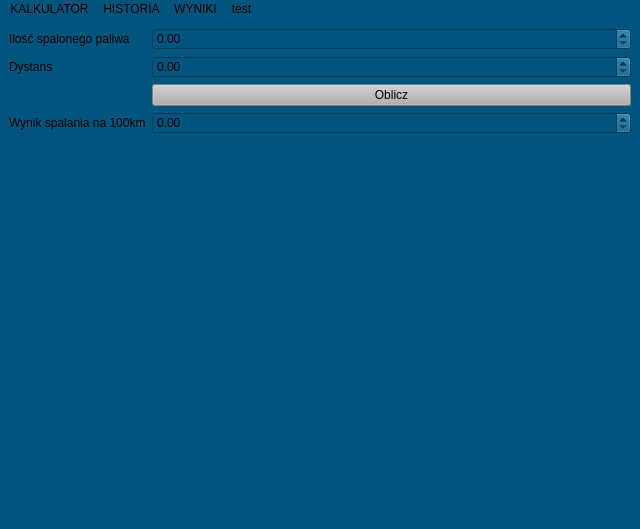
First picture: the form in mainwindow.ui, repository Pawlo14/KalkulatorSpalania, before the edit.
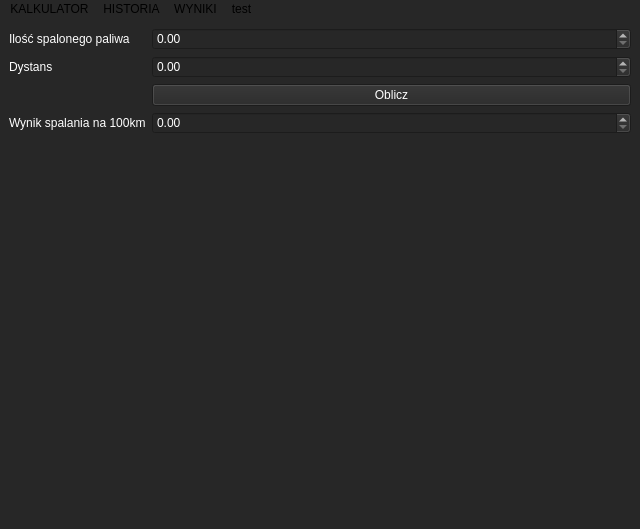
Second picture: the form after the edit.

What changed in the file:
```diff
--- a/mainwindow.ui
+++ b/mainwindow.ui
@@ -14,7 +14,7 @@
    <string>MainWindow</string>
   </property>
   <property name="styleSheet">
-   <string notr="true">background-color: rgb(0, 85, 127);</string>
+   <string notr="true">background-color: rgb(39, 39, 39);</string>
   </property>
   <widget class="QWidget" name="centralwidget">
    <layout class="QVBoxLayout" name="verticalLayout">
@@ -22,6 +22,9 @@
      <layout class="QFormLayout" name="formLayout">
       <item row="0" column="0">
        <widget class="QLabel" name="kmLabel">
+        <property name="styleSheet">
+         <string notr="true">color: rgb(255, 255, 255);</string>
+        </property>
         <property name="text">
          <string>Ilość spalonego paliwa</string>
         </property>
@@ -30,8 +33,9 @@
       <item row="3" column="1">
        <widget class="QPushButton" name="Oblicz">
         <property name="styleSheet">
-         <string notr="true">background-color: rgb(176, 176, 176);
-color:black;</string>
+         <string notr="true">color:white;
+border-color: rgb(255, 255, 255);
+background-color: rgb(39, 39, 39);</string>
         </property>
         <property name="text">
          <string>Oblicz</string>
@@ -40,6 +44,9 @@
       </item>
       <item row="4" column="0">
        <widget class="QLabel" name="wynikSpalaniaNa100kmLabel">
+        <property name="styleSheet">
+         <string notr="true">color: rgb(255, 255, 255);</string>
+        </property>
         <property name="text">
          <string>Wynik spalania na 100km</string>
         </property>
@@ -47,6 +54,9 @@
       </item>
       <item row="4" column="1">
        <widget class="QDoubleSpinBox" name="wynikk">
+        <property name="styleSheet">
+         <string notr="true">color: rgb(255, 255, 255);</string>
+        </property>
         <property name="maximum">
          <double>9999.989999999999782</double>
         </property>
@@ -54,6 +64,9 @@
       </item>
       <item row="2" column="0">
        <widget class="QLabel" name="dystansLabel">
+        <property name="styleSheet">
+         <string notr="true">color: rgb(255, 255, 255);</string>
+        </property>
         <property name="text">
          <string>Dystans</string>
         </property>
@@ -61,6 +74,9 @@
       </item>
       <item row="2" column="1">
        <widget class="QDoubleSpinBox" name="dystanss">
+        <property name="styleSheet">
+         <string notr="true">color: rgb(255, 255, 255);</string>
+        </property>
         <property name="maximum">
          <double>99999.990000000005239</double>
         </property>
@@ -68,6 +84,9 @@
       </item>
       <item row="0" column="1">
        <widget class="QDoubleSpinBox" name="paliwoo">
+        <property name="styleSheet">
+         <string notr="true">color: rgb(255, 255, 255);</string>
+        </property>
         <property name="maximum">
          <double>99999.990000000005239</double>
         </property>
```
